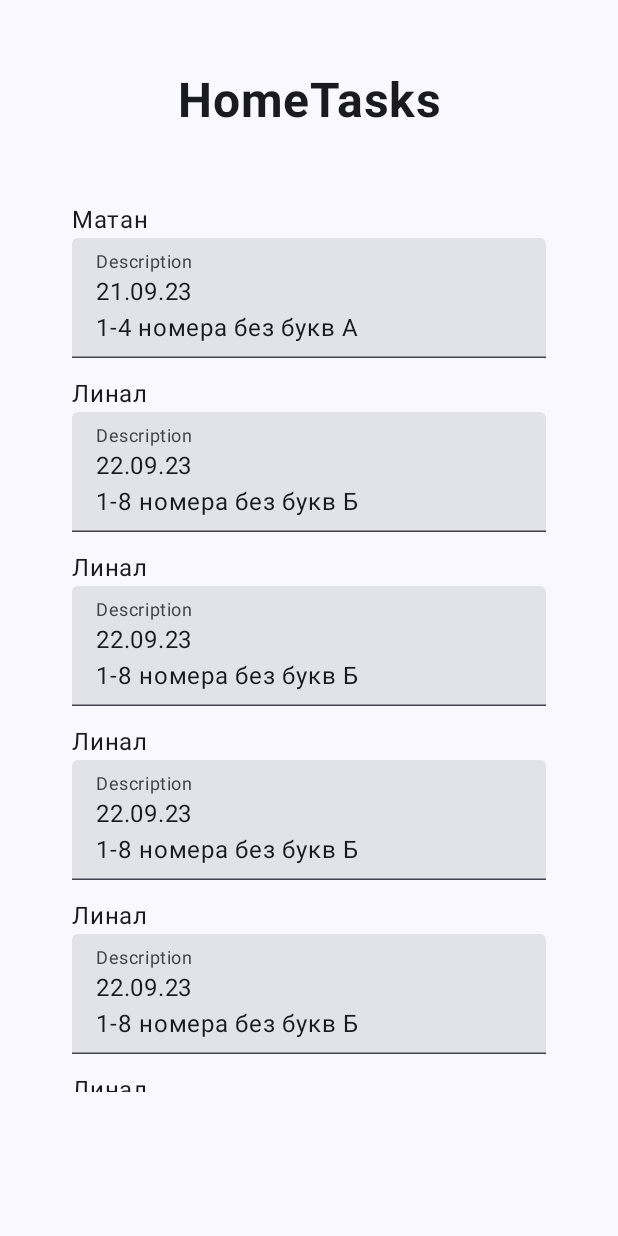
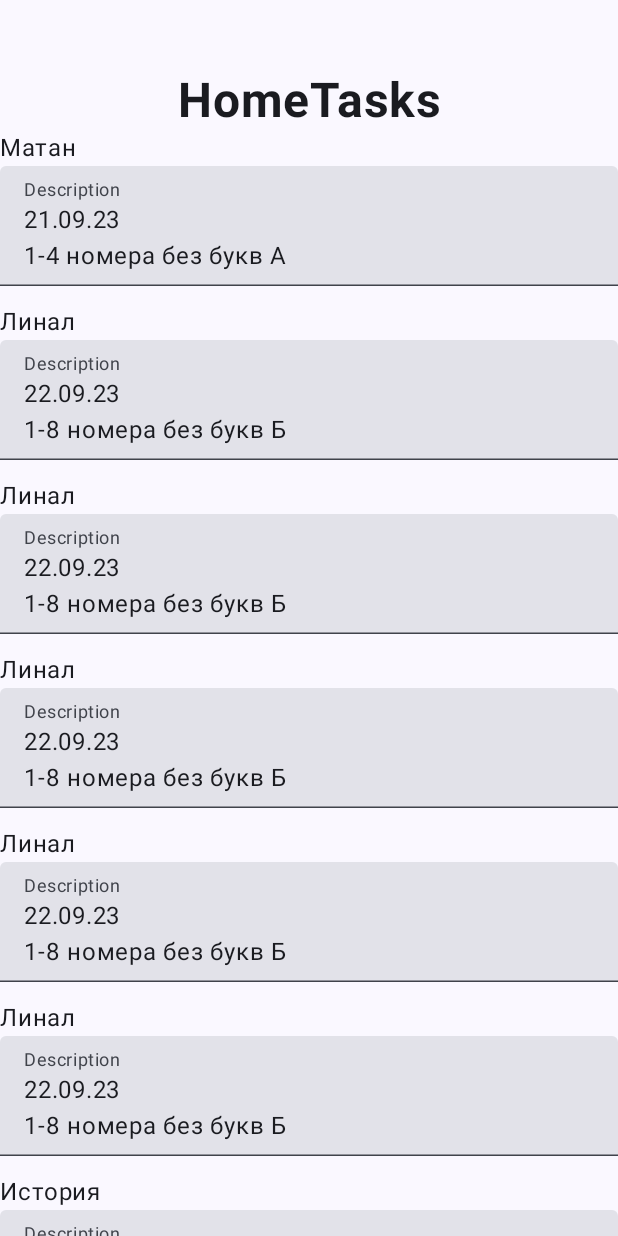
Before and after one commit to zhilovhub/HomeTaskHelper, an Android app built with Jetpack Compose: the screen it shows after launch (MainActivity), on a phone screen of 412 x 824 dp. Run offline under Robolectric (Android 15) with nearby library versions, the phone set to English and light mode, and no system bars.

Commit message:
some code review with modifier

```diff
--- a/app/src/main/java/com/example/hometaskhelper/ui/screens/MainScreen.kt
+++ b/app/src/main/java/com/example/hometaskhelper/ui/screens/MainScreen.kt
@@ -52,7 +52,7 @@ fun HomeScreen(modifier: Modifier = Modifier) {
 
 
 @Composable
-fun Tasks(tasks: List<Task> = listOf(
+fun Tasks(modifier: Modifier = Modifier, tasks: List<Task> = listOf(
     Task("Матан", "21.09.23\n1-4 номера без букв А"),
     Task("Линал",  "22.09.23\n1-8 номера без букв Б"),
     Task("Линал",  "22.09.23\n1-8 номера без букв Б"),
@@ -65,17 +65,12 @@ fun Tasks(tasks: List<Task> = listOf(
 //    Task("Линал",  "22.09.23\n1-8 номера без букв Б"),
     Task("История",  "\nЭссе"),
 )) {
-    Surface(
-        modifier = Modifier
-            .padding(top = 48.dp, start = 48.dp, end = 48.dp, bottom = 96.dp)
-//        color = MaterialTheme.colorScheme.error
+    LazyColumn(
+        modifier = modifier,
+        verticalArrangement = Arrangement.spacedBy(12.dp)
     ) {
-        LazyColumn(
-            verticalArrangement = Arrangement.spacedBy(12.dp)
-        ) {
-            items(tasks) {task ->
-                Task(task)
-            }
+        items(tasks) {task ->
+            Task(task = task)
         }
     }
 }
@@ -83,8 +78,9 @@ fun Tasks(tasks: List<Task> = listOf(
 
 @Preview
 @Composable
-fun RedactTasks() {
+fun RedactTasks(modifier: Modifier = Modifier) {
     Button(
+        modifier = modifier,
         onClick = {  }
     ) {
         Text("Добавить")
@@ -95,8 +91,10 @@ fun RedactTasks() {
 @OptIn(ExperimentalMaterial3Api::class)
 //@Preview
 @Composable
-fun Task(task: Task = Task("Линал", "22.09.23\n1-8 номера без букв Б")) {
-    Column {
+fun Task(modifier: Modifier = Modifier, task: Task = Task("Линал", "22.09.23\n1-8 номера без букв Б")) {
+    Column(
+        modifier = modifier
+    ) {
         Text(text = task.name)
         TextField(
             modifier = Modifier.fillMaxWidth(),
```
